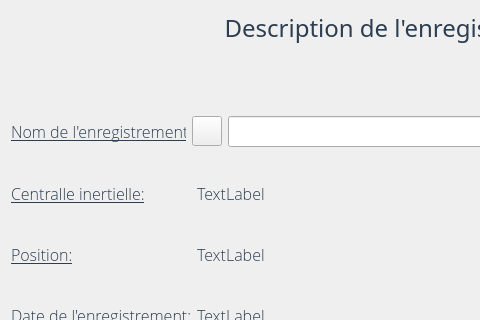
Old version of the form applicationOpenimu/app/widgets/recordviewwidget.ui in the repository introlab/OpenIMU; both pictures show x 0 to 480 and y 0 to 320 of the 804 by 628 pixel window.
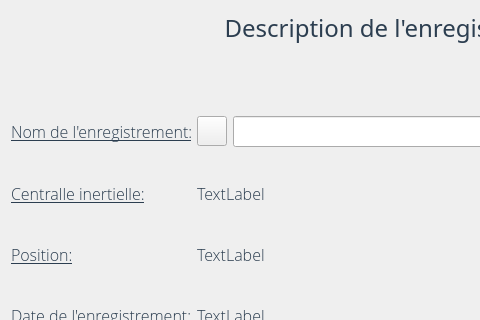
New version of the form. Icons and pictures are not drawn.

Diff of the .ui file:
```diff
--- a/applicationOpenimu/app/widgets/recordviewwidget.ui
+++ b/applicationOpenimu/app/widgets/recordviewwidget.ui
@@ -248,7 +248,7 @@
             <widget class="QLabel" name="label_6">
              <property name="maximumSize">
               <size>
-               <width>175</width>
+               <width>180</width>
                <height>30</height>
               </size>
              </property>
```
